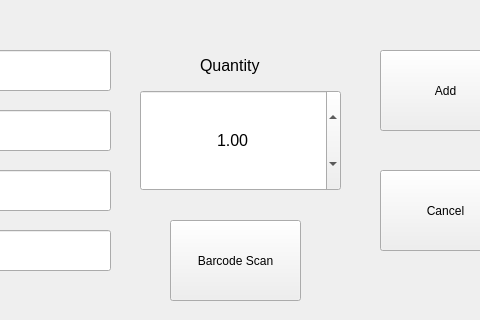
jspinn/Foodventory, file mainwindow.ui: the form before one commit; both pictures show x 179 to 659 and y 0 to 320 of the 800 by 480 pixel window.
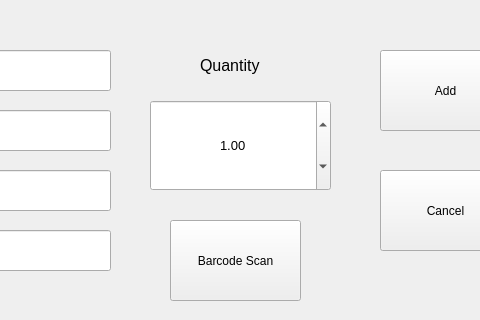
The form after the commit. The open tabs and pages were chosen to show the change.

The edit to the form file:
```diff
--- a/mainwindow.ui
+++ b/mainwindow.ui
@@ -437,36 +437,6 @@
        <string>Cancel</string>
       </property>
      </widget>
-     <widget class="QDoubleSpinBox" name="quantitySpinBox">
-      <property name="geometry">
-       <rect>
-        <x>240</x>
-        <y>90</y>
-        <width>201</width>
-        <height>101</height>
-       </rect>
-      </property>
-      <property name="font">
-       <font>
-        <pointsize>12</pointsize>
-       </font>
-      </property>
-      <property name="cursor">
-       <cursorShape>ArrowCursor</cursorShape>
-      </property>
-      <property name="alignment">
-       <set>Qt::AlignCenter</set>
-      </property>
-      <property name="buttonSymbols">
-       <enum>QAbstractSpinBox::UpDownArrows</enum>
-      </property>
-      <property name="stepType">
-       <enum>QAbstractSpinBox::DefaultStepType</enum>
-      </property>
-      <property name="value">
-       <double>1.000000000000000</double>
-      </property>
-     </widget>
      <widget class="QLabel" name="label">
       <property name="geometry">
        <rect>
@@ -498,6 +468,27 @@
        <string>Barcode Scan</string>
       </property>
      </widget>
+     <widget class="QDoubleSpinBox" name="quantitySpinBox">
+      <property name="geometry">
+       <rect>
+        <x>250</x>
+        <y>100</y>
+        <width>181</width>
+        <height>91</height>
+       </rect>
+      </property>
+      <property name="font">
+       <font>
+        <pointsize>10</pointsize>
+       </font>
+      </property>
+      <property name="alignment">
+       <set>Qt::AlignCenter</set>
+      </property>
+      <property name="value">
+       <double>1.000000000000000</double>
+      </property>
+     </widget>
     </widget>
    </widget>
    <widget class="QPushButton" name="homeButton">
```
